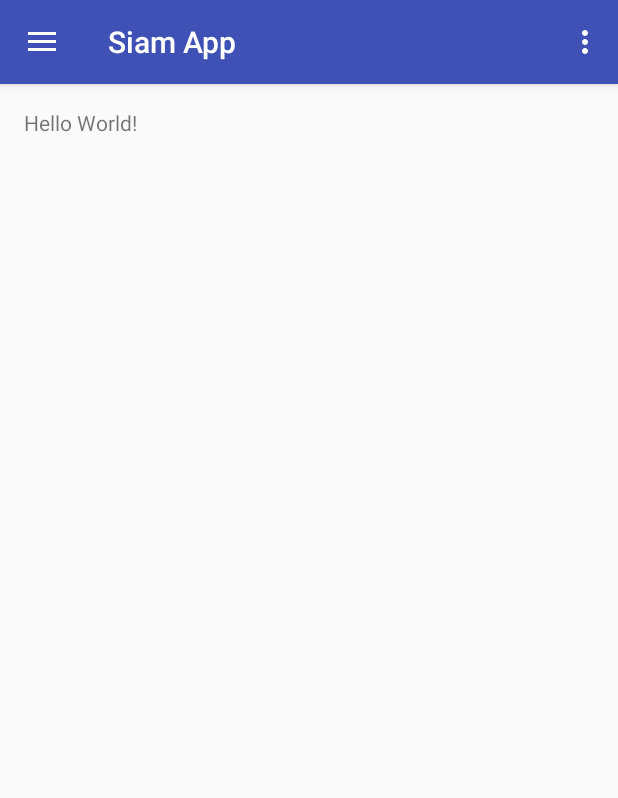
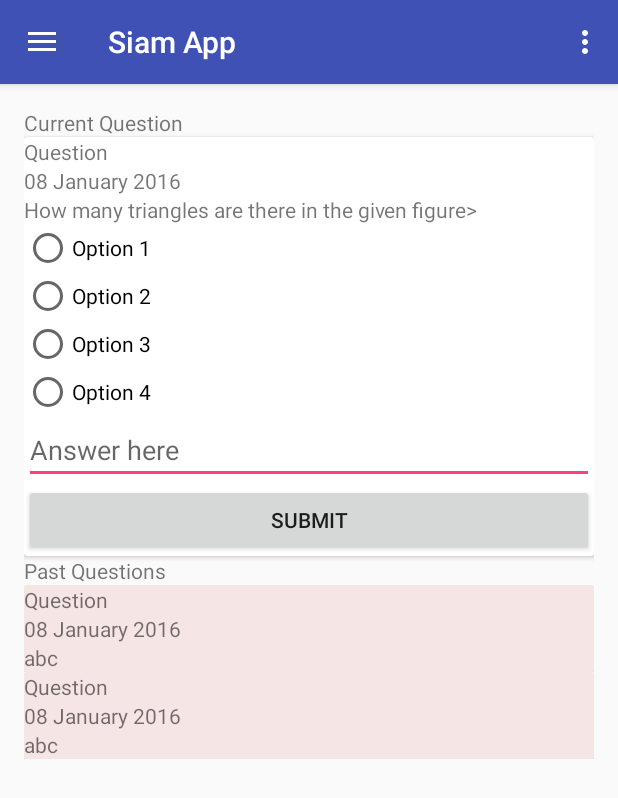
Before and after one commit to Parthgupta96/Siam-App, an Android app: the screen it shows after launch once a user with an empty profile is signed in (MainActivity), in the side drawer, after a tap on "Contest", on a phone screen of 412 x 824 dp. Shown: the top 798 px of the screen. Run offline under Robolectric (Android 15) with nearby library versions, the phone set to English and light mode, and no system bars; our stand-ins replace Firebase (no records; nobody signed in at launch, a user with empty details on screens opened directly).

Commit message:
Contests Fragment Added (UI only)

```diff
--- /dev/null
+++ b/app/src/main/java/com/example/parth/siamapp/ContestFragment.java
@@ -0,0 +1,94 @@
+package com.example.parth.siamapp;
+
+import android.content.Context;
+import android.net.Uri;
+import android.os.Bundle;
+import android.support.v4.app.Fragment;
+import android.support.v7.widget.LinearLayoutManager;
+import android.support.v7.widget.RecyclerView;
+import android.view.LayoutInflater;
+import android.view.View;
+import android.view.ViewGroup;
+import android.widget.LinearLayout;
+
+import java.util.ArrayList;
+import java.util.List;
+
+import static android.icu.lang.UCharacter.GraphemeClusterBreak.L;
+
+
+/**
+ * A simple {@link Fragment} subclass.
+ * Activities that contain this fragment must implement the
+ * {@link ContestFragment.OnFragmentInteractionListener} interface
+ * to handle interaction events.
+ * Use the {@link ContestFragment#newInstance} factory method to
+ * create an instance of this fragment.
+ */
+public class ContestFragment extends Fragment {
+    // TODO: Rename parameter arguments, choose names that match
+    // the fragment initialization parameters, e.g. ARG_ITEM_NUMBER
+    private static final String ARG_PARAM1 = "param1";
+    private static final String ARG_PARAM2 = "param2";
+
+    // TODO: Rename and change types of parameters
+    private String mParam1;
+    private String mParam2;
+
+    RecyclerView mContestRecyclerView;
+    ContestRecyclerViewAdapter mAdapter;
+    List<QuestionObject> mQuestions;
+
+    public ContestFragment() {
+        // Required empty public constructor
+    }
+
+    /**
+     * Use this factory method to create a new instance of
+     * this fragment using the provided parameters.
+     *
+     * @param param1 Parameter 1.
+     * @param param2 Parameter 2.
+     * @return A new instance of fragment ContestFragment.
+     */
+    // TODO: Rename and change types and number of parameters
+    public static ContestFragment newInstance(String param1, String param2) {
+        ContestFragment fragment = new ContestFragment();
+        Bundle args = new Bundle();
+        args.putString(ARG_PARAM1, param1);
+        args.putString(ARG_PARAM2, param2);
+        fragment.setArguments(args);
+        return fragment;
+    }
+
+    @Override
+    public void onCreate(Bundle savedInstanceState) {
+        super.onCreate(savedInstanceState);
+        if (getArguments() != null) {
+            mParam1 = getArguments().getString(ARG_PARAM1);
+            mParam2 = getArguments().getString(ARG_PARAM2);
+        }
+    }
+
+    @Override
+    public View onCreateView(LayoutInflater inflater, ViewGroup container,
+                             Bundle savedInstanceState) {
+        // Inflate the layout for this fragment
+        View root = inflater.inflate(R.layout.fragment_contest, container, false);
+
+        mContestRecyclerView = (RecyclerView)root.findViewById(R.id.contest_questions_recycler_view);
+        QuestionObject obj1 = new QuestionObject();
+        obj1.name = "abc";
+        mQuestions = new ArrayList<>();
+        mQuestions.add(obj1);
+        mQuestions.add(obj1);
+
+        mAdapter = new ContestRecyclerViewAdapter(mQuestions, getContext());
+        mContestRecyclerView.setLayoutManager(new LinearLayoutManager(getContext()));
+        mContestRecyclerView.setAdapter(mAdapter);
+        mAdapter.notifyDataSetChanged();
+
+        return root;
+    }
+
+}
--- /dev/null
+++ b/app/src/main/java/com/example/parth/siamapp/ContestRecyclerViewAdapter.java
@@ -0,0 +1,88 @@
+package com.example.parth.siamapp;
+
+import android.content.Context;
+import android.support.v7.widget.RecyclerView;
+import android.transition.TransitionManager;
+import android.view.LayoutInflater;
+import android.view.View;
+import android.view.ViewGroup;
+import android.widget.Button;
+import android.widget.EditText;
+import android.widget.LinearLayout;
+import android.widget.RadioButton;
+import android.widget.RadioGroup;
+import android.widget.TextView;
+
+import java.util.List;
+
+/**
+ * Created by Priyanshu on 08-01-2017.
+ */
+
+public class ContestRecyclerViewAdapter extends RecyclerView.Adapter<ContestRecyclerViewAdapter.ViewHolder> {
+
+    View mView;
+    List<QuestionObject> mQuestions;
+    Context mContext;
+    int mExpandedPosition = -1;
+    ViewGroup mParent;
+
+    public ContestRecyclerViewAdapter(List<QuestionObject> questions, Context context){
+        mQuestions = questions;
+        mContext = context;
+    }
+
+    @Override
+    public ViewHolder onCreateViewHolder(ViewGroup parent, int viewType) {
+        mParent = parent;
+        mView = LayoutInflater.from(parent.getContext()).inflate(R.layout.contest_recyclerview_row,parent,false);
+        return new ViewHolder(mView);
+    }
+
+    @Override
+    public void onBindViewHolder(ViewHolder holder, final int position) {
+        final boolean isExpanded = position==mExpandedPosition;
+        holder.answerExpandable.setVisibility(isExpanded?View.VISIBLE:View.GONE);
+        holder.itemView.setActivated(isExpanded);
+        holder.itemView.setOnClickListener(new View.OnClickListener() {
+            @Override
+            public void onClick(View v) {
+                mExpandedPosition = isExpanded ? -1:position;
+                TransitionManager.beginDelayedTransition(mParent);
+                notifyDataSetChanged();
+            }
+        });
+        holder.question.setText("abc");
+
+    }
+
+    @Override
+    public int getItemCount() {
+        return mQuestions.size();
+    }
+
+    public class ViewHolder extends RecyclerView.ViewHolder {
+        TextView questionNum;
+        TextView date;
+        TextView question;
+        RadioGroup answerOptionsRadioGroup;
+        RadioButton option1, option2, option3, option4;
+        EditText subjectiveAnswer;
+        Button submitBt;
+        LinearLayout answerExpandable;
+        public ViewHolder(View itemView) {
+            super(itemView);
+            questionNum = (TextView)itemView.findViewById(R.id.question_no);
+            date = (TextView)itemView.findViewById(R.id.date);
+            question = (TextView)itemView.findViewById(R.id.question);
+            answerOptionsRadioGroup = (RadioGroup)itemView.findViewById(R.id.options_radio_group);
+            option1 = (RadioButton)itemView.findViewById(R.id.option1);
+            option2 = (RadioButton)itemView.findViewById(R.id.option2);
+            option3 = (RadioButton)itemView.findViewById(R.id.option3);
+            option4 = (RadioButton)itemView.findViewById(R.id.option4);
+            subjectiveAnswer = (EditText)itemView.findViewById(R.id.subjective_answer);
+            submitBt = (Button)itemView.findViewById(R.id.submit_bt);
+            answerExpandable = (LinearLayout)itemView.findViewById(R.id.answer_options_expandable);
+        }
+    }
+}
--- a/app/src/main/java/com/example/parth/siamapp/MainActivity.java
+++ b/app/src/main/java/com/example/parth/siamapp/MainActivity.java
@@ -80,6 +80,8 @@ public class MainActivity extends AppCompatActivity
         if (id == R.id.nav_news_feed) {
             // Handle the camera action
         } else if (id == R.id.nav_contest) {
+            ContestFragment fragmentS1 = new ContestFragment();
+            getSupportFragmentManager().beginTransaction().replace(R.id.content_main, fragmentS1).commit();
 
         } else if (id == R.id.nav_sponsors) {
 
--- /dev/null
+++ b/app/src/main/java/com/example/parth/siamapp/QuestionObject.java
@@ -0,0 +1,9 @@
+package com.example.parth.siamapp;
+
+/**
+ * Created by Priyanshu on 08-01-2017.
+ */
+
+public class QuestionObject {
+    String name;
+}
--- /dev/null
+++ b/app/src/main/res/drawable/row_background.xml
@@ -0,0 +1,10 @@
+<?xml version="1.0" encoding="utf-8"?>
+<selector
+    xmlns:android="http://schemas.android.com/apk/res/android"
+    android:constantSize="true"
+    android:enterFadeDuration="@android:integer/config_shortAnimTime"
+    android:exitFadeDuration="@android:integer/config_shortAnimTime">
+
+    <item android:state_activated="true" android:drawable="@color/row_selected_background" />
+    <item android:drawable="@color/row_background" />
+    </selector>
--- a/app/src/main/res/layout/content_main.xml
+++ b/app/src/main/res/layout/content_main.xml
@@ -13,8 +13,8 @@
     tools:context="com.example.parth.siamapp.MainActivity"
     tools:showIn="@layout/app_bar_main">
 
-    <TextView
-        android:layout_width="wrap_content"
-        android:layout_height="wrap_content"
-        android:text="Hello World!" />
+    <!--<TextView-->
+        <!--android:layout_width="wrap_content"-->
+        <!--android:layout_height="wrap_content"-->
+        <!--android:text="Hello World!" />-->
 </RelativeLayout>
--- /dev/null
+++ b/app/src/main/res/layout/contest_recyclerview_row.xml
@@ -0,0 +1,82 @@
+<?xml version="1.0" encoding="utf-8"?>
+<LinearLayout xmlns:android="http://schemas.android.com/apk/res/android"
+    android:orientation="vertical" android:layout_width="match_parent"
+    android:layout_height="wrap_content">
+
+    <android.support.v7.widget.CardView
+        android:layout_width="match_parent"
+        android:layout_height="wrap_content">
+        <LinearLayout
+            android:layout_width="match_parent"
+            android:layout_height="wrap_content"
+            android:orientation="vertical"
+            android:background="@drawable/row_background"
+            android:stateListAnimator="@animator/row_selection">
+            <TextView
+                android:layout_width="match_parent"
+                android:layout_height="wrap_content"
+                android:id="@+id/question_no"
+                android:text="Question"/>
+            <TextView
+                android:layout_width="match_parent"
+                android:layout_height="wrap_content"
+                android:id="@+id/date"
+                android:text="08 January 2016"/>
+
+            <TextView
+                android:layout_width="match_parent"
+                android:layout_height="wrap_content"
+                android:id="@+id/question"
+                android:text="How many triangles are there in the given figure>"/>
+
+            <ImageView
+                android:layout_width="wrap_content"
+                android:layout_height="wrap_content"
+                android:id="@+id/question_image"/>
+            <LinearLayout
+                android:layout_width="match_parent"
+                android:layout_height="wrap_content"
+                android:orientation="vertical"
+                android:id="@+id/answer_options_expandable"
+                android:visibility="gone">
+                <RadioGroup
+                    android:layout_width="match_parent"
+                    android:layout_height="wrap_content"
+                    android:id="@+id/options_radio_group">
+                    <RadioButton
+                        android:layout_width="match_parent"
+                        android:layout_height="wrap_content"
+                        android:id="@+id/option1"
+                        android:text="Option 1"/>
+                    <RadioButton
+                        android:layout_width="match_parent"
+                        android:layout_height="wrap_content"
+                        android:id="@+id/option2"
+                        android:text="Option 2"/>
+                    <RadioButton
+                        android:layout_width="match_parent"
+                        android:layout_height="wrap_content"
+                        android:id="@+id/option3"
+                        android:text="Option 3"/>
+                    <RadioButton
+                        android:layout_width="match_parent"
+                        android:layout_height="wrap_content"
+                        android:id="@+id/option4"
+                        android:text="Option 4"/>
+                </RadioGroup>
+                <EditText
+                    android:layout_width="match_parent"
+                    android:layout_height="wrap_content"
+                    android:id="@+id/subjective_answer"
+                    android:hint="Answer here"/>
+                <Button
+                    android:layout_width="match_parent"
+                    android:layout_height="wrap_content"
+                    android:text="Submit"
+                    android:id="@+id/submit_bt"/>
+            </LinearLayout>
+        </LinearLayout>
+    </android.support.v7.widget.CardView>
+
+
+</LinearLayout>
--- /dev/null
+++ b/app/src/main/res/layout/fragment_contest.xml
@@ -0,0 +1,93 @@
+<LinearLayout xmlns:android="http://schemas.android.com/apk/res/android"
+    xmlns:tools="http://schemas.android.com/tools"
+    android:layout_width="match_parent"
+    android:layout_height="match_parent"
+    tools:context="com.example.parth.siamapp.ContestFragment"
+    android:orientation="vertical">
+
+    <!-- TODO: Update blank fragment layout -->
+    <TextView
+        android:layout_width="match_parent"
+        android:layout_height="wrap_content"
+        android:text="Current Question"/>
+    <android.support.v7.widget.CardView
+        android:layout_width="match_parent"
+        android:layout_height="wrap_content">
+        <LinearLayout
+            android:layout_width="match_parent"
+            android:layout_height="wrap_content"
+            android:orientation="vertical">
+            <TextView
+                android:layout_width="match_parent"
+                android:layout_height="wrap_content"
+                android:id="@+id/question_no"
+                android:text="Question"/>
+            <TextView
+                android:layout_width="match_parent"
+                android:layout_height="wrap_content"
+                android:id="@+id/date"
+                android:text="08 January 2016"/>
+            <TextView
+                android:layout_width="match_parent"
+                android:layout_height="wrap_content"
+                android:id="@+id/question"
+                android:text="How many triangles are there in the given figure>"/>
+            <ImageView
+                android:layout_width="wrap_content"
+                android:layout_height="wrap_content"
+                android:id="@+id/question_image"/>
+            <LinearLayout
+                android:layout_width="match_parent"
+                android:layout_height="wrap_content"
+                android:orientation="vertical"
+                android:id="@+id/answer_options_expandable">
+                <RadioGroup
+                    android:layout_width="match_parent"
+                    android:layout_height="wrap_content"
+                    android:id="@+id/options_radio_group">
+                    <RadioButton
+                        android:layout_width="match_parent"
+                        android:layout_height="wrap_content"
+                        android:id="@+id/option1"
+                        android:text="Option 1"/>
+                    <RadioButton
+                        android:layout_width="match_parent"
+                        android:layout_height="wrap_content"
+                        android:id="@+id/option2"
+                        android:text="Option 2"/>
+                    <RadioButton
+                        android:layout_width="match_parent"
+                        android:layout_height="wrap_content"
+                        android:id="@+id/option3"
+                        android:text="Option 3"/>
+                    <RadioButton
+                        android:layout_width="match_parent"
+                        android:layout_height="wrap_content"
+                        android:id="@+id/option4"
+                        android:text="Option 4"/>
+                </RadioGroup>
+                <EditText
+                    android:layout_width="match_parent"
+                    android:layout_height="wrap_content"
+                    android:id="@+id/subjective_answer"
+                    android:hint="Answer here"/>
+                <Button
+                    android:layout_width="match_parent"
+                    android:layout_height="wrap_content"
+                    android:text="Submit"
+                    android:id="@+id/submit_bt"/>
+            </LinearLayout>
+        </LinearLayout>
+    </android.support.v7.widget.CardView>
+
+    <TextView
+        android:layout_width="match_parent"
+        android:layout_height="wrap_content"
+        android:text="Past Questions"/>
+
+    <android.support.v7.widget.RecyclerView
+        android:layout_width="match_parent"
+        android:layout_height="match_parent"
+        android:id="@+id/contest_questions_recycler_view"/>
+
+</LinearLayout>
--- a/app/src/main/res/values/colors.xml
+++ b/app/src/main/res/values/colors.xml
@@ -3,4 +3,6 @@
     <color name="colorPrimary">#3F51B5</color>
     <color name="colorPrimaryDark">#303F9F</color>
     <color name="colorAccent">#FF4081</color>
+    <color name="row_background">#f6e5e5</color>
+    <color name="row_selected_background">#f5d6d6</color>
 </resources>
```
Also changed, not shown: app/src/main/res/animator/row_selection.xml (added, +19 -0 lines).
